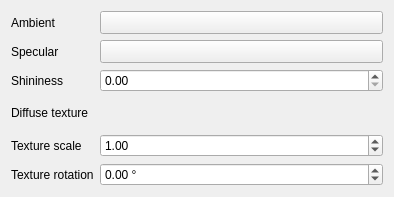
This is src/ui/3d/phongtexturedmaterialwidgetbase.ui in carsmie/QGIS as Qt 5 draws it before an edit. The edited form follows.
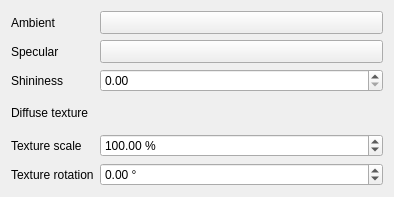
This is the edited form. Custom widgets are drawn as their Qt base class.

Commit message: [3d] Rework texture scale widget to show scale in %, as the raw Qt texture scale values work opposite to what you'd expect and a larger scaling value actually results in a smaller texture size!

```diff
--- a/src/ui/3d/phongtexturedmaterialwidgetbase.ui
+++ b/src/ui/3d/phongtexturedmaterialwidgetbase.ui
@@ -69,17 +69,20 @@
    </item>
    <item row="4" column="1">
     <widget class="QgsDoubleSpinBox" name="textureScaleSpinBox">
+     <property name="suffix">
+      <string> %</string>
+     </property>
      <property name="minimum">
       <double>0.010000000000000</double>
      </property>
      <property name="maximum">
-      <double>100.000000000000000</double>
+      <double>100000.000000000000000</double>
      </property>
      <property name="singleStep">
       <double>1.000000000000000</double>
      </property>
      <property name="value">
-      <double>1.000000000000000</double>
+      <double>100.000000000000000</double>
      </property>
     </widget>
    </item>
@@ -133,17 +136,17 @@
   </layout>
  </widget>
  <customwidgets>
-  <customwidget>
-   <class>QgsDoubleSpinBox</class>
-   <extends>QDoubleSpinBox</extends>
-   <header>qgsdoublespinbox.h</header>
-  </customwidget>
   <customwidget>
    <class>QgsColorButton</class>
    <extends>QToolButton</extends>
    <header>qgscolorbutton.h</header>
    <container>1</container>
   </customwidget>
+  <customwidget>
+   <class>QgsDoubleSpinBox</class>
+   <extends>QDoubleSpinBox</extends>
+   <header>qgsdoublespinbox.h</header>
+  </customwidget>
   <customwidget>
    <class>QgsImageSourceLineEdit</class>
    <extends>QWidget</extends>
```
The commit also changes 1 other file.
